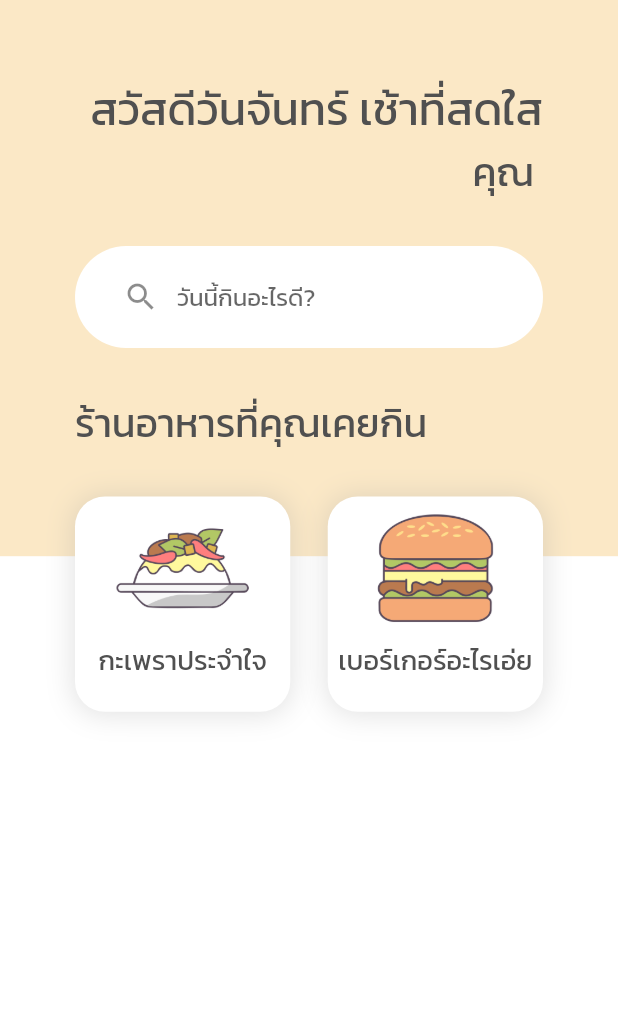
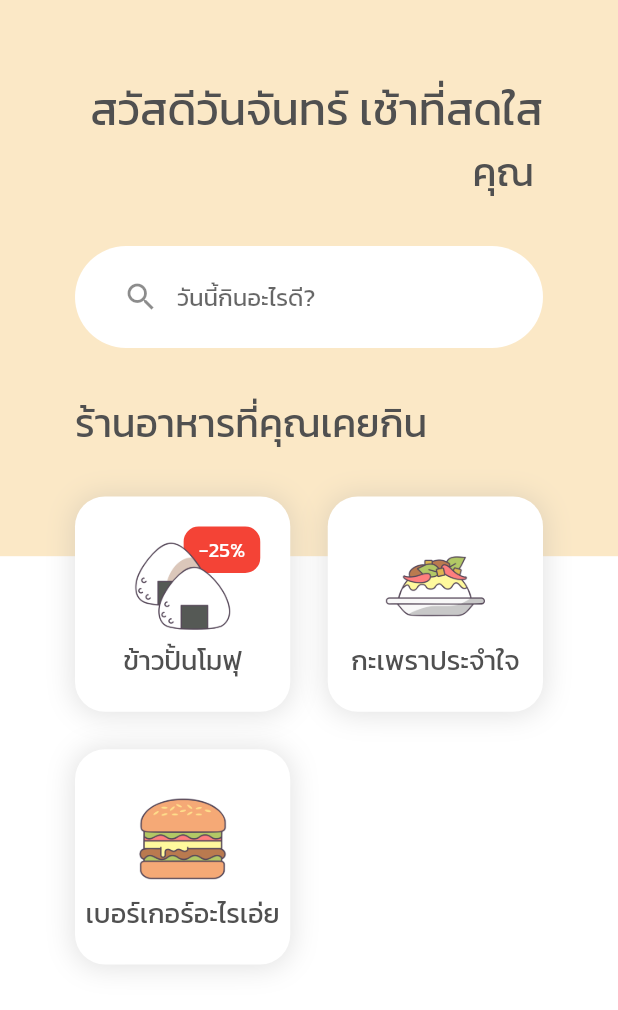
Before and after one commit to Z0TEExt/sushidrop, a Flutter app: the UserWidget screen opened directly, on a phone screen of 412 x 824 dp. Shown: the top 1010 px of the screen. Run offline on Flutter 3.47's test engine with Material 2 defaults, Android fonts, the phone set to English and light mode, and no system bars; our stand-ins replace cached_network_image, connectivity_plus, flutter_map, geolocator, image_picker, latlong2 and 2 more; accounts and stored records are empty.

Commit message:
feat: sale widget added and user order page

```diff
--- a/lib/pages/user/user_ui.dart
+++ b/lib/pages/user/user_ui.dart
@@ -1,7 +1,7 @@
 import 'package:flutter/material.dart';
 import 'package:persistent_bottom_nav_bar/persistent_tab_view.dart';
 
-import 'menu_store_page.dart';
+import 'store_page.dart';
 
 class UserWidget extends StatelessWidget {
   final String userName;
@@ -77,8 +77,18 @@ class UserWidget extends StatelessWidget {
                       mainAxisSpacing: 25,
                       children: const <Widget>[
                         StoreMenu(
+                          title: 'ข้าวปั้นโมฟุ',
+                          imgSrc: 'assets/images/food3.png',
+                          isSale: true,
+                          pushScreen: StorePage(
+                            storeName: 'ข้าวปั้นโมฟุ',
+                            storeImg: 'assets/images/food3.png',
+                          ),
+                        ),
+                        StoreMenu(
                           title: 'กะเพราประจำใจ',
                           imgSrc: 'assets/images/food1.png',
+                          isSale: false,
                           pushScreen: StorePage(
                             storeName: 'กะเพราประจำใจ',
                             storeImg: 'assets/images/food1.png',
@@ -87,6 +97,7 @@ class UserWidget extends StatelessWidget {
                         StoreMenu(
                           title: 'เบอร์เกอร์อะไรเอ่ย',
                           imgSrc: 'assets/images/food2.png',
+                          isSale: false,
                           pushScreen: StorePage(
                             storeName: 'เบอร์เกอร์อะไรเอ่ย',
                             storeImg: 'assets/images/food2.png',
@@ -108,12 +119,14 @@ class UserWidget extends StatelessWidget {
 class StoreMenu extends StatelessWidget {
   final String title;
   final String imgSrc;
+  final bool isSale;
   final Widget pushScreen;
 
   const StoreMenu(
       {super.key,
       required this.title,
       required this.imgSrc,
+      required this.isSale,
       required this.pushScreen});
 
   @override
@@ -143,17 +156,42 @@ class StoreMenu extends StatelessWidget {
                 withNavBar: false,
               );
             },
-            child: Column(
+            child: Stack(
+              alignment: Alignment.center,
+              children: [
+                if (isSale)
+                  Positioned(
+                    top: 20,
+                    right: 20,
+                    child: Container(
+                      padding: const EdgeInsets.symmetric(
+                        vertical: 5,
+                        horizontal: 10,
+                      ),
+                      decoration: BoxDecoration(
+                        color: Colors.red,
+                        borderRadius: BorderRadius.circular(10),
+                      ),
+                      child: const Text(
+                        '-25%',
+                        style: TextStyle(
+                          color: Colors.white,
+                        ),
+                      ),
+                    ),
+                  ),
+                Column(
                   children: <Widget>[
+                    const Spacer(),
                     Expanded(
-                  flex: 2,
+                      flex: 3,
                       child: Image.asset(
                         imgSrc,
                         fit: BoxFit.contain,
                       ),
                     ),
                     Expanded(
-                  flex: 1,
+                      flex: 2,
                       child: Text(
                         title,
                         style: const TextStyle(
@@ -164,6 +202,8 @@ class StoreMenu extends StatelessWidget {
                     ),
                   ],
                 ),
+              ],
+            ),
           ),
         ),
       ),
```
Also changed, not shown: lib/pages/user/order.dart (added, +120 -0 lines), lib/pages/user/order_complete.dart (added, +68 -0 lines), lib/pages/user/order_process.dart (+1 -54 lines), lib/pages/user/store_page.dart (renamed from lib/pages/user/menu_store_page.dart, +6 -4 lines), lib/project/calculator.dart (+15 -8 lines), lib/routes/home.dart (+32 -22 lines), assets/images/food3.png (added). Lines whose indentation alone changed are shown as unchanged.
